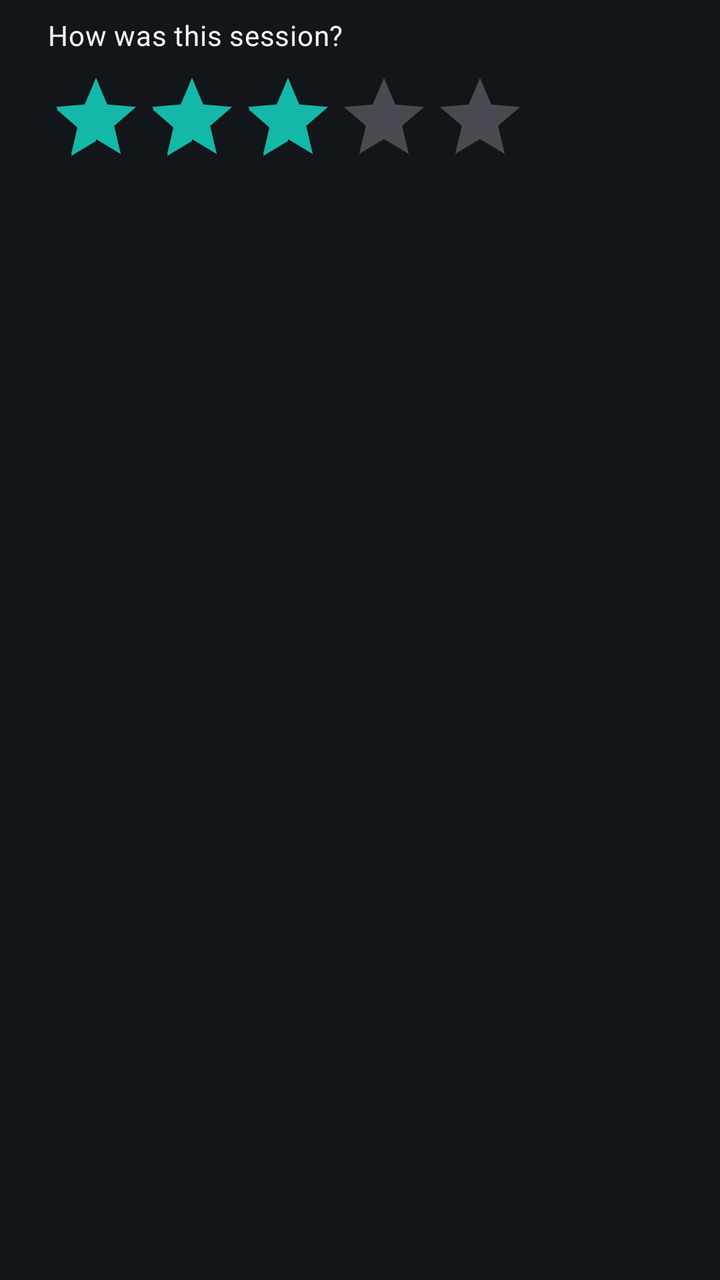
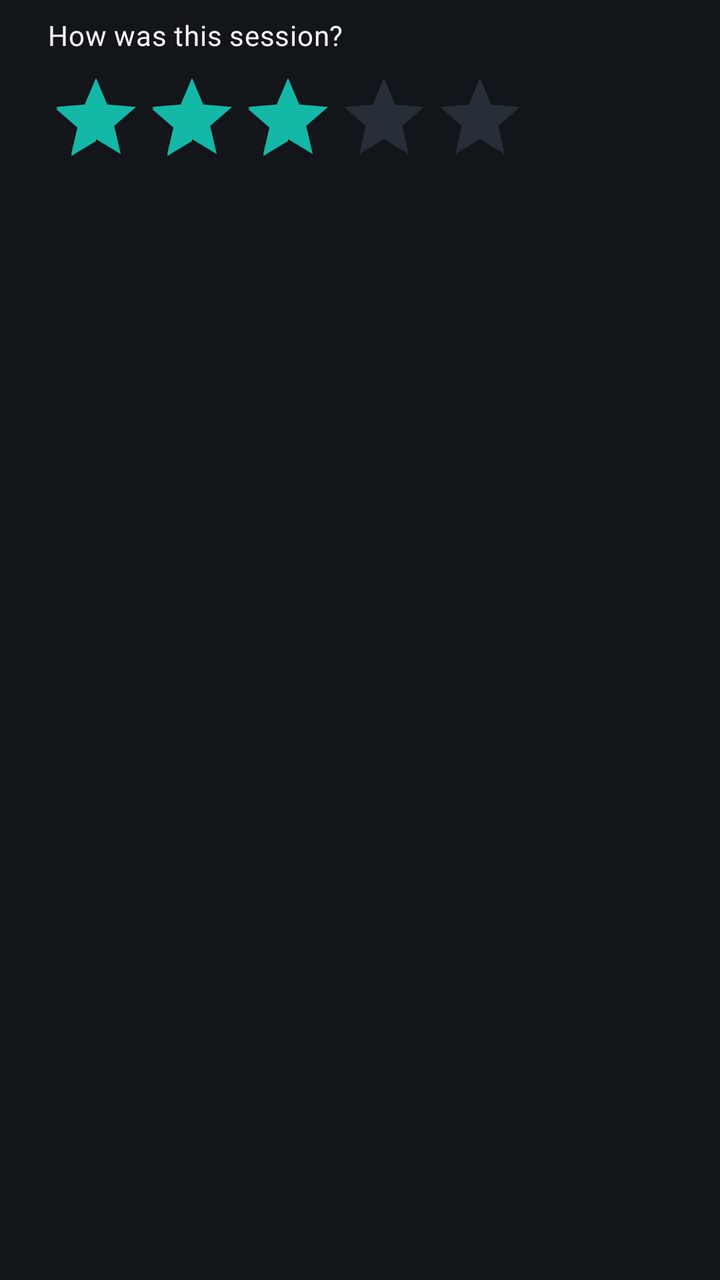

Screens rendered from an Android XML layout before and after an edit, with the pre-edit source and the edit as a unified diff.
<!-- AndroidManifest.xml: application theme Theme.Trackr -->
<!-- res/layout/dialog_stop_rating.xml -->
<?xml version="1.0" encoding="utf-8"?>
<LinearLayout xmlns:android="http://schemas.android.com/apk/res/android"
    android:layout_width="match_parent"
    android:layout_height="wrap_content"
    android:orientation="vertical"
    android:paddingHorizontal="@dimen/spacing_md"
    android:paddingTop="@dimen/spacing_xs">

    <TextView
        android:layout_width="wrap_content"
        android:layout_height="wrap_content"
        android:text="@string/rate_effort_prompt"
        android:textAppearance="@style/TextAppearance.Trackr.Body" />

    <RatingBar
        android:id="@+id/ratingEffort"
        style="?android:attr/ratingBarStyle"
        android:layout_width="wrap_content"
        android:layout_height="wrap_content"
        android:layout_marginTop="@dimen/spacing_xs"
        android:numStars="5"
        android:rating="3"
        android:stepSize="1" />

</LinearLayout>
<!-- resources referenced by this layout -->
<resources>
  <dimen name="spacing_md">24dp</dimen>
  <dimen name="spacing_xs">8dp</dimen>
  <string name="rate_effort_prompt">How was this session?</string>
  <style name="TextAppearance.Trackr.Body" parent="TextAppearance.Material3.BodyMedium">
          <item name="android:textColor">?attr/colorOnSurface</item>
      </style>
  <style name="Theme.Trackr" parent="Theme.Material3.Dark.NoActionBar">
          <item name="colorPrimary">@color/trackr_accent</item>
          <item name="colorOnPrimary">@color/black</item>
          <item name="colorSecondary">@color/trackr_accent</item>
          <item name="colorOnSecondary">@color/black</item>
          <item name="colorTertiary">@color/trackr_success</item>
          <item name="colorOnTertiary">@color/black</item>
          <item name="colorSurface">@color/trackr_surface</item>
          <item name="colorOnSurface">@color/trackr_on_surface</item>
          <item name="colorSurfaceVariant">@color/trackr_surface_variant</item>
          <item name="colorOnSurfaceVariant">@color/trackr_on_surface_muted</item>
          <item name="android:colorBackground">@color/trackr_background</item>
          <item name="colorError">@color/trackr_danger</item>
          <item name="android:statusBarColor" tools:targetApi="l">@color/trackr_background</item>
          <item name="android:navigationBarColor" tools:targetApi="l">@color/trackr_background</item>
  
          
          <item name="materialCardViewStyle">@style/Widget.Trackr.Card</item>
          <item name="materialButtonStyle">@style/Widget.Trackr.Button.Primary</item>
          <item name="extendedFloatingActionButtonStyle">@style/Widget.Trackr.Fab.Extended</item>
          <item name="toolbarStyle">@style/Widget.Trackr.Toolbar</item>
      </style>
  <color name="trackr_accent">#14B8A6</color>
  <color name="black">#000000</color>
  <color name="trackr_success">#22C55E</color>
  <color name="trackr_surface">#1D2229</color>
  <color name="trackr_on_surface">#F3F5F6</color>
  <color name="trackr_surface_variant">#272E37</color>
  <color name="trackr_on_surface_muted">#9AA7B2</color>
  <color name="trackr_background">#12151A</color>
  <color name="trackr_danger">#E5484D</color>
  <style name="Widget.Trackr.Card" parent="Widget.Material3.CardView.Filled">
          <item name="cardCornerRadius">@dimen/radius_card</item>
          <item name="cardElevation">0dp</item>
          <item name="cardBackgroundColor">?attr/colorSurface</item>
      </style>
  <style name="Widget.Trackr.Button.Primary" parent="Widget.Material3.Button">
          <item name="cornerRadius">@dimen/radius_small</item>
          <item name="android:minHeight">@dimen/touch_target_min</item>
      </style>
  <style name="Widget.Trackr.Fab.Extended" parent="Widget.Material3.ExtendedFloatingActionButton.Icon.Primary">
          <item name="backgroundTint">?attr/colorPrimary</item>
          <item name="android:textColor">?attr/colorOnPrimary</item>
          <item name="iconTint">?attr/colorOnPrimary</item>
      </style>
  <style name="Widget.Trackr.Toolbar" parent="Widget.Material3.Toolbar">
          <item name="android:background">?attr/colorSurface</item>
          <item name="titleTextColor">?attr/colorOnSurface</item>
      </style>
  <dimen name="radius_card">16dp</dimen>
  <dimen name="radius_small">8dp</dimen>
  <dimen name="touch_target_min">48dp</dimen>
</resources>

<!-- the commit's change to res/layout/dialog_stop_rating.xml (unified diff, before → after) -->
@@ -14,7 +14,7 @@
 
     <RatingBar
         android:id="@+id/ratingEffort"
-        style="?android:attr/ratingBarStyle"
+        style="@style/Widget.Trackr.RatingBar"
         android:layout_width="wrap_content"
         android:layout_height="wrap_content"
         android:layout_marginTop="@dimen/spacing_xs"
<!-- resource entries referenced after the edit -->
@@ -5,6 +5,11 @@
   <string name="rate_effort_prompt">How was this session?</string>
   <style name="TextAppearance.Trackr.Body" parent="TextAppearance.Material3.BodyMedium">
           <item name="android:textColor">?attr/colorOnSurface</item>
+      </style>
+  <style name="Widget.Trackr.RatingBar" parent="android:Widget.DeviceDefault.RatingBar">
+          <item name="android:progressTint">@color/trackr_accent</item>
+          <item name="android:progressBackgroundTint">?attr/colorSurfaceVariant</item>
+          <item name="android:secondaryProgressTint">@color/trackr_accent</item>
       </style>
   <style name="Theme.Trackr" parent="Theme.Material3.Dark.NoActionBar">
           <item name="colorPrimary">@color/trackr_accent</item>
